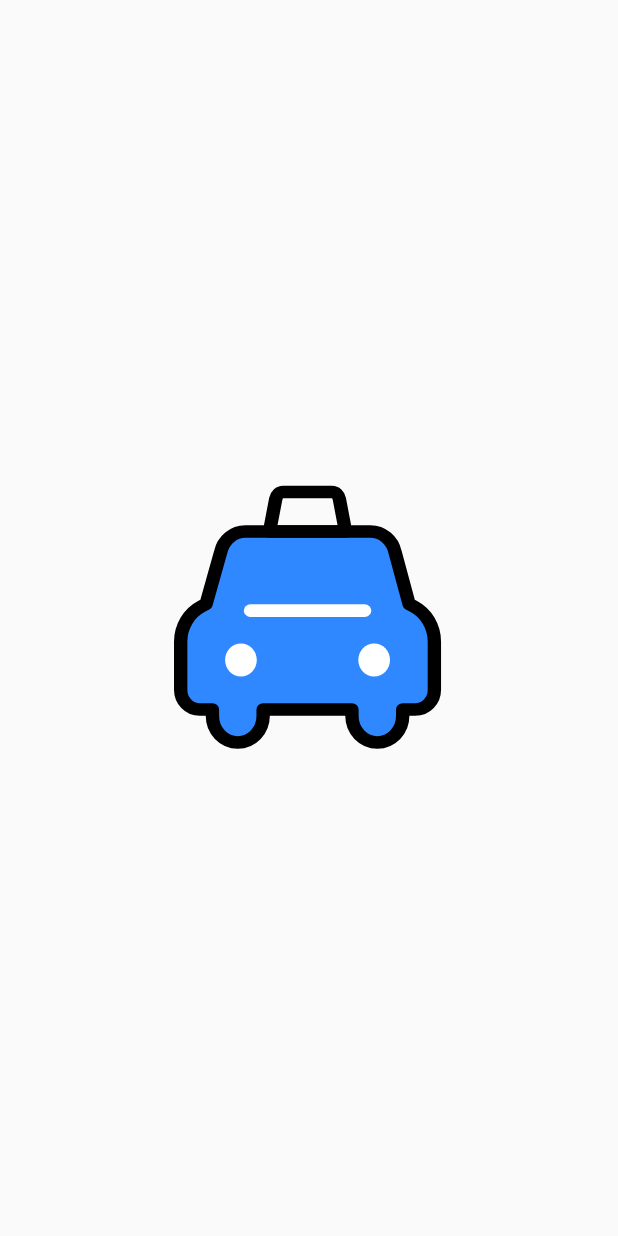
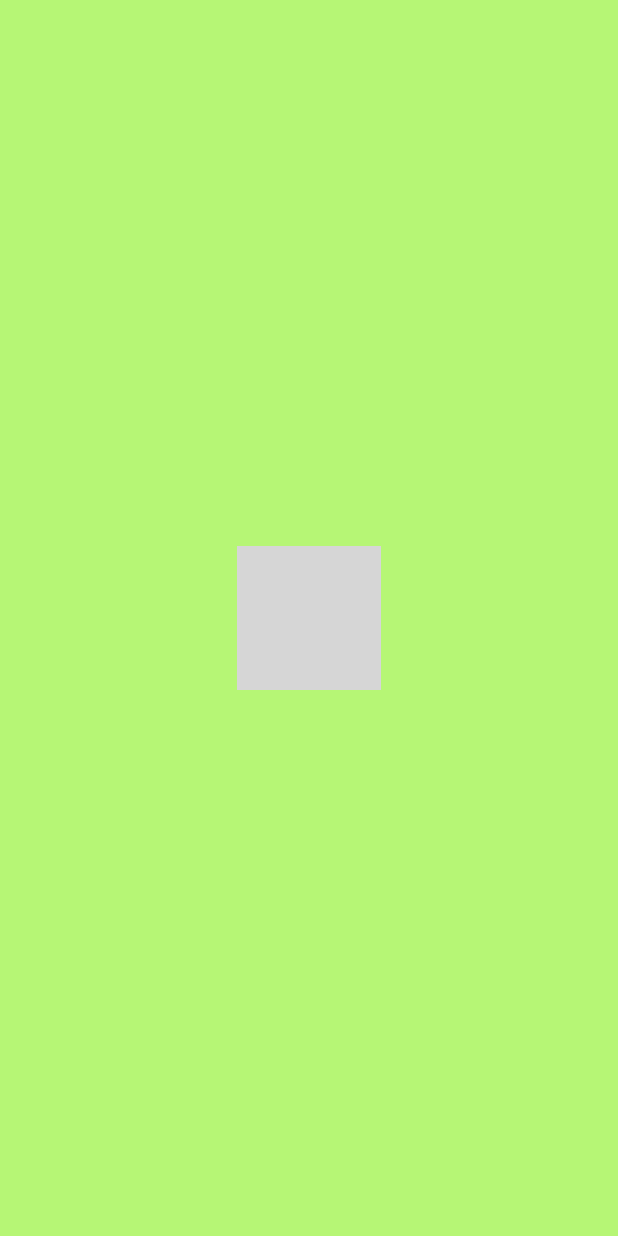
Before and after one commit to CSID-DGU/2024-1-OSS-team-3-TaxiTogether, an Android app: the layout splash.xml on its own in the app's theme, with its tools: preview values and no code run, on a phone screen of 412 x 824 dp. Run offline under Robolectric (Android 15) with nearby library versions, the light colour scheme and no system bars; grey boxes are pictures that could not be loaded.

Commit message:
create_splash

```diff
--- a/Android/app/build.gradle.kts
+++ b/Android/app/build.gradle.kts
@@ -39,6 +39,7 @@ dependencies {
     implementation(libs.activity)
     implementation(libs.constraintlayout)
     implementation(files("libs\\libDaumMapAndroid.jar"))
+    implementation ("androidx.core:core-splashscreen:1.0.0")
     testImplementation(libs.junit)
     androidTestImplementation(libs.ext.junit)
     androidTestImplementation(libs.espresso.core)
--- a/Android/app/src/main/java/com/taxitogether/app/screen1.java
+++ /dev/null
@@ -1,4 +0,0 @@
-package com.taxitogether.app;
-
-public class screen1 {
-}
--- a/Android/app/src/main/res/drawable/ic_launcher_foreground.xml
+++ b/Android/app/src/main/res/drawable/ic_launcher_foreground.xml
@@ -19,7 +19,7 @@
             <path
                 android:fillColor="#FF2F88FF"
                 android:strokeColor="#FF000000"
-                android:strokeWidth="4"
+                android:strokeWidth="6"
                 android:strokeLineJoin="round"
                 android:pathData="M2.55 65.68v-15.3c0-4.78 2.44-9.14 6.3-11.27l1.3-0.72 4.4-16.6c0.8-3.8 3.86-6.49 7.4-6.49h37.42c3.56 0 6.64 2.73 7.42 6.57l4.2 16.52 1.28 0.72c3.87 2.13 6.3 6.5 6.3 11.26v15.3c0 3.49-2.54 6.3-5.7 6.3h-3.79v2.1c0 4.64-3.4 8.4-7.6 8.4-4.2 0-7.61-3.76-7.61-8.4v-2.1H27.26v2.1c0 4.64-3.4 8.4-7.6 8.4-4.2 0-7.6-3.76-7.6-8.4v-2.1h-3.8c-3.16 0-5.71-2.81-5.71-6.3Z"/>
 
@@ -31,7 +31,7 @@
                 android:pathData="M60.52 61.48c2.63 0 4.75-2.35 4.75-5.25s-2.12-5.25-4.75-5.25c-2.62 0-4.75 2.35-4.75 5.25s2.13 5.25 4.75 5.25Z"/>
             <path
                 android:strokeColor="#FF000000"
-                android:strokeWidth="4"
+                android:strokeWidth="6"
                 android:strokeLineCap="round"
                 android:strokeLineJoin="round"
                 android:pathData="M29.16 15.3h22.8L50.09 4.9c-0.23-1.28-1.15-2.2-2.22-2.2H33.27c-1.07 0-2 0.92-2.23 2.2l-1.88 10.4Z"/>
--- a/Android/app/src/main/res/layout/screen1.xml
+++ b/Android/app/src/main/res/layout/splash.xml
@@ -3,12 +3,15 @@
     xmlns:app="http://schemas.android.com/apk/res-auto"
     android:layout_width="match_parent"
     android:layout_height="match_parent"
-    android:orientation="horizontal">
+    android:orientation="vertical"
+    android:background="#B6F675"
+    android:gravity="center">
 
     <ImageView
         android:id="@+id/imageView3"
-        android:layout_width="match_parent"
-        android:layout_height="match_parent"
-        app:srcCompat="@drawable/ic_launcher_foreground" />
+        android:layout_width="wrap_content"
+        android:layout_height="wrap_content"
+        android:layout_gravity="center"
+        app:srcCompat="@drawable/logo" />
 
 </LinearLayout>
--- a/Android/app/src/main/res/values/styles.xml
+++ b/Android/app/src/main/res/values/styles.xml
@@ -1,5 +1,5 @@
 <?xml version="1.0" encoding="utf-8"?>
-<resources>
+<resources xmlns:tools="http://schemas.android.com/tools">
     <style name="CustomProgressBar" parent="Widget.AppCompat.ProgressBar">
         <item name="android:indeterminateDrawable">@drawable/custom_progressbar</item>
     </style>
--- a/Android/app/src/main/res/values/themes.xml
+++ b/Android/app/src/main/res/values/themes.xml
@@ -3,7 +3,9 @@
     <style name="Base.Theme.TaxiTogether" parent="Theme.AppCompat.DayNight.NoActionBar">
         <!-- Customize your light theme here. -->
         <!-- <item name="colorPrimary">@color/my_light_primary</item> -->
+
     </style>
 
     <style name="Theme.TaxiTogether" parent="Base.Theme.TaxiTogether" />
+
 </resources>
```
Also changed, not shown: Android/app/src/main/AndroidManifest.xml (+4 -3 lines), Android/app/src/main/java/com/taxitogether/app/SplashActivity.java (added, +23 -0 lines).
